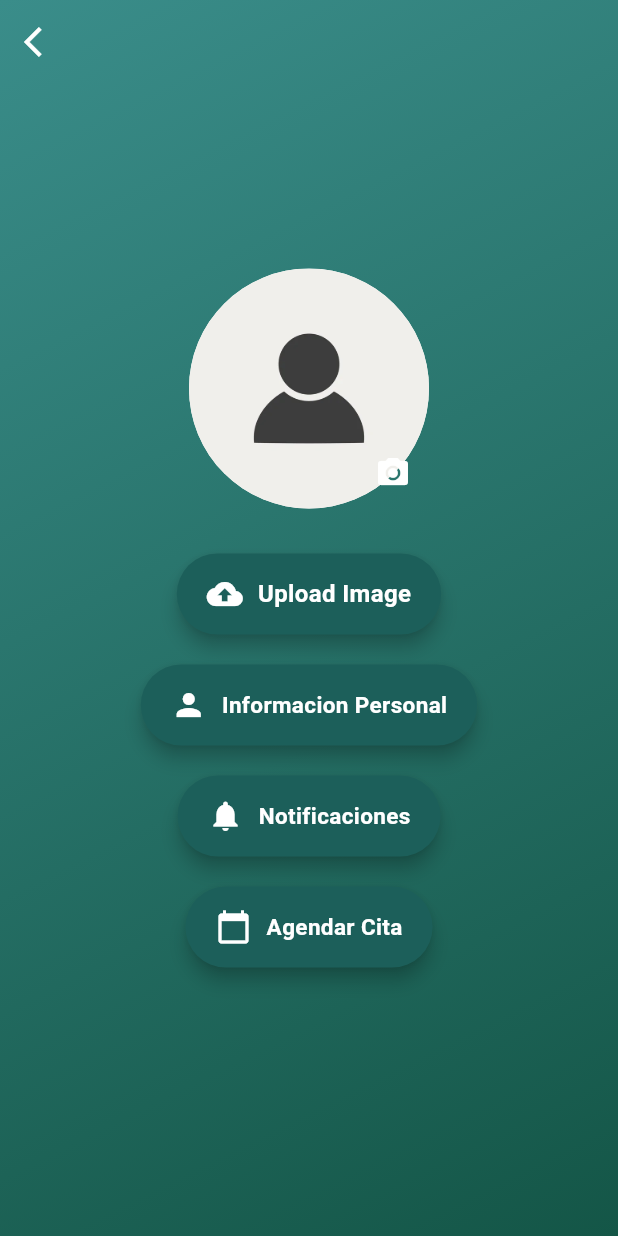
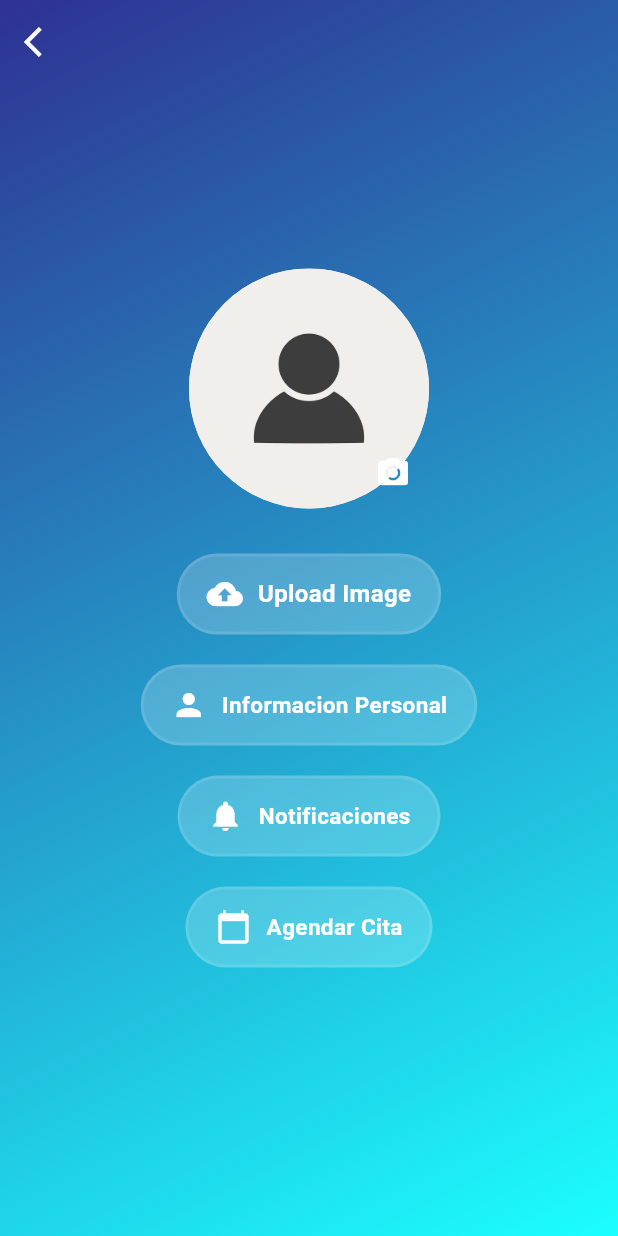
Before and after one commit to LuisDiegoGR/appdevfinal, a Flutter app: the TerceraPag screen opened directly, on a phone screen of 412 x 824 dp. Run offline on Flutter 3.47's test engine with Material 3 defaults, Android fonts, the phone set to English and light mode, and no system bars; our stand-ins replace cloud_firestore, firebase_auth, firebase_core, firebase_database, firebase_messaging, firebase_storage and 4 more; accounts and stored records are empty; statements that could not run were skipped.

Commit message:
Fondo Gradiente

```diff
--- a/lib/TerceraPage.dart
+++ b/lib/TerceraPage.dart
@@ -81,7 +81,7 @@ class _TerceraPagState extends State<TerceraPag> {
           gradient: LinearGradient(
             begin: Alignment.topLeft,
             end: Alignment.bottomRight,
-            colors: [Color(0xFF3A8D8A), Color(0xFF145647)],
+            colors: [Color(0xFF2E3192), Color(0xFF1BFFFF)],
           ),
         ),
         child: Center(
@@ -112,11 +112,12 @@ class _TerceraPagState extends State<TerceraPag> {
               ),
               const SizedBox(height: 30),
               RawMaterialButton(
-                fillColor: const Color(0xFF1C5F5A),
-                elevation: 5.0,
+                fillColor: Colors.white.withOpacity(0.2),
+                elevation: 0.0,
                 padding: const EdgeInsets.symmetric(vertical: 15.0, horizontal: 20.0),
                 shape: RoundedRectangleBorder(
-                  borderRadius: BorderRadius.circular(30.0)
+                  borderRadius: BorderRadius.circular(30.0),
+                  side: BorderSide(color: Colors.white.withOpacity(0.1), width: 2.0),
                 ),
                 onPressed: _uploadImage,
                 child: Row(
@@ -137,11 +138,12 @@ class _TerceraPagState extends State<TerceraPag> {
               ),
               const SizedBox(height: 20.0),
               RawMaterialButton(
-                fillColor: const Color(0xFF1C5F5A),
-                elevation: 5.0,
+                fillColor: Colors.white.withOpacity(0.2),
+                elevation: 0.0,
                 padding: const EdgeInsets.symmetric(vertical: 15.0, horizontal: 20.0),
                 shape: RoundedRectangleBorder(
                   borderRadius: BorderRadius.circular(30.0),
+                  side: BorderSide(color: Colors.white.withOpacity(0.1), width: 2.0),
                 ),
                 onPressed: () {
                   Navigator.of(context).pushReplacement(
@@ -167,11 +169,12 @@ class _TerceraPagState extends State<TerceraPag> {
               ),
               const SizedBox(height: 20.0),
               RawMaterialButton(
-                fillColor: const Color(0xFF1C5F5A),
-                elevation: 5.0,
+                fillColor: Colors.white.withOpacity(0.2),
+                elevation: 0.0,
                 padding: const EdgeInsets.symmetric(vertical: 15.0, horizontal: 20.0),
                 shape: RoundedRectangleBorder(
                   borderRadius: BorderRadius.circular(30.0),
+                  side: BorderSide(color: Colors.white.withOpacity(0.1), width: 2.0),
                 ),
                 onPressed: () {
                   Navigator.of(context).pushReplacement(
@@ -197,11 +200,12 @@ class _TerceraPagState extends State<TerceraPag> {
               ),
               const SizedBox(height: 20.0),
               RawMaterialButton(
-                fillColor: const Color(0xFF1C5F5A),
-                elevation: 5.0,
+                fillColor: Colors.white.withOpacity(0.2),
+                elevation: 0.0,
                 padding: const EdgeInsets.symmetric(vertical: 15.0, horizontal: 20.0),
                 shape: RoundedRectangleBorder(
                   borderRadius: BorderRadius.circular(30.0),
+                  side: BorderSide(color: Colors.white.withOpacity(0.1), width: 2.0),
                 ),
                 onPressed: () {
                   Navigator.of(context).pushReplacement(
```
